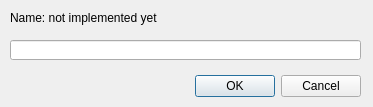
The window that gui/forms/createfolderdialog.ui (tranter/qt-google-drive) describes before a commit, drawn with Qt 5.
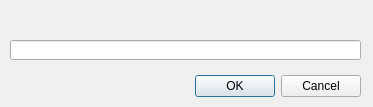
The same window after the commit.

```diff
--- a/gui/forms/createfolderdialog.ui
+++ b/gui/forms/createfolderdialog.ui
@@ -23,7 +23,7 @@
     </rect>
    </property>
    <property name="text">
-    <string>Name: not implemented yet</string>
+    <string/>
    </property>
   </widget>
   <widget class="QDialogButtonBox" name="buttonBox">
```
